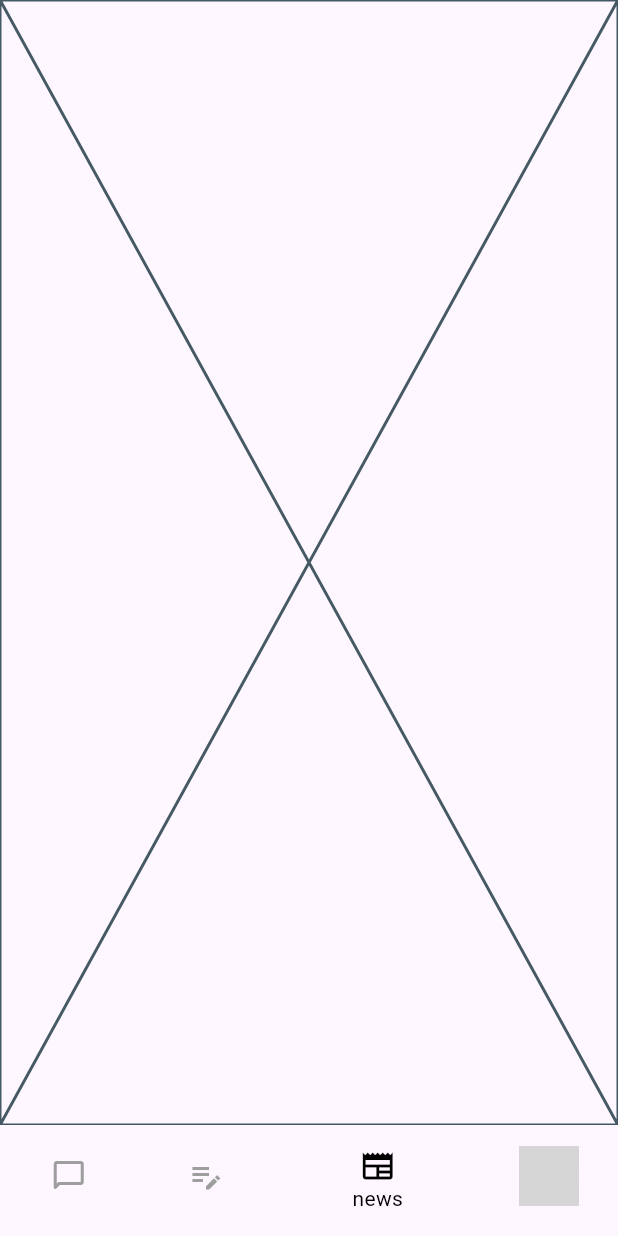
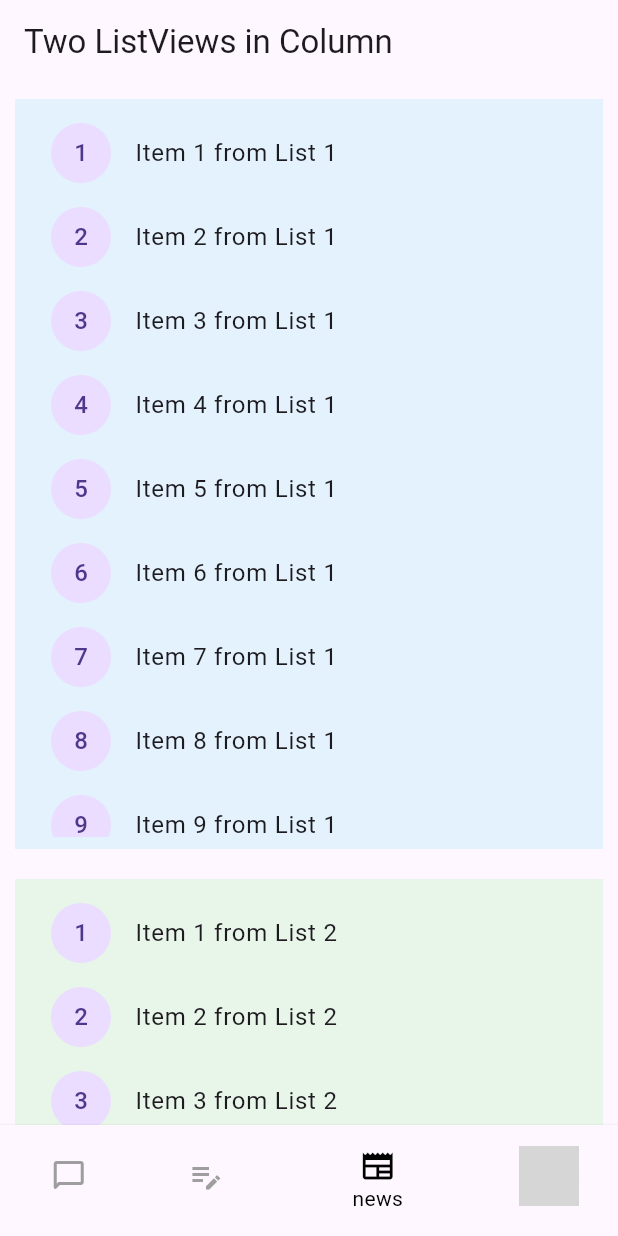
Before and after one commit to ppsshubham01/S_Chat, a Flutter app: the screen it shows once a user with an empty profile is signed in, item 3 of the bottom bar chosen, on a phone screen of 412 x 824 dp. Run offline on Flutter 3.47's test engine with Material 3 defaults, Android fonts, the light colour scheme and no system bars; our stand-ins replace camera, cloud_firestore, firebase_auth, firebase_core, firebase_crashlytics, firebase_messaging and 14 more; missing offline and left inert: external_path; accounts and stored records are empty; network calls fail; grey boxes are pictures that could not be loaded.

Commit message:
- In progress getx

```diff
--- /dev/null
+++ b/lib/model/notes_models/notes_model.dart
@@ -0,0 +1,6 @@
+class NotesModel {
+  final int status, id;
+  final String content;
+
+  NotesModel({required this.id, required this.status, required this.content});
+}
--- a/lib/screens/home_screens/news_page/news_page.dart
+++ b/lib/screens/home_screens/news_page/news_page.dart
@@ -7,6 +7,50 @@ class NewsPage extends GetView<NewsPageController> {
 
   @override
   Widget build(BuildContext context) {
-    return const Placeholder();
+    return Scaffold(
+      appBar: AppBar(
+        title: const Text("Two ListViews in Column"),
+      ),
+      body: SingleChildScrollView(
+        child: Column(
+          children: [
+            Container(
+              height: 500,
+              margin: const EdgeInsets.all(10),
+              padding: const EdgeInsets.all(8),
+              color: Colors.blue.shade50,
+              child: ListView.builder(
+                itemCount: 10,
+                itemBuilder: (context, index) {
+                  return ListTile(
+                    leading: CircleAvatar(
+                      child: Text("${index + 1}"),
+                    ),
+                    title: Text("Item ${index + 1} from List 1"),
+                  );
+                },
+              ),
+            ),
+            Container(
+              height: 500,
+              margin: const EdgeInsets.all(10),
+              padding: const EdgeInsets.all(8),
+              color: Colors.green.shade50,
+              child: ListView.builder(
+                itemCount: 10,
+                itemBuilder: (context, index) {
+                  return ListTile(
+                    leading: CircleAvatar(
+                      child: Text("${index + 1}"),
+                    ),
+                    title: Text("Item ${index + 1} from List 2"),
+                  );
+                },
+              ),
+            ),
+          ],
+        ),
+      ),
+    );
   }
 }
--- a/pubspec.yaml
+++ b/pubspec.yaml
@@ -42,8 +42,6 @@ dependencies:
   firebase_messaging: ^14.9.4
   google_sign_in: ^6.2.1
   get: ^4.6.6
-  hive: ^2.2.3
-  hive_flutter: ^1.1.0
   lottie: ^3.1.0
   image_picker: ^1.1.0
   cached_network_image: ^3.3.1
@@ -68,6 +66,8 @@ dependencies:
   http: ^1.2.2
   timezone: ^0.9.4
   path_provider: ^2.1.4
+  sqflite: ^2.4.1
+  path: ^1.9.0
   #  stream_chat_flutter_core: ^7.2.0
 
 dev_dependencies:
```
Also changed, not shown: lib/main.dart (+0 -12 lines), lib/model/notes_models/note_.dart (deleted, +0 -54 lines), lib/screens/home_screens/notes_page.dart (+18 -21 lines), lib/screens/home_screens/notes_page/notes_page_controller.dart (+1 -12 lines), lib/screens/notes_screen/notes_edit_screen.dart (+23 -17 lines), lib/services/database_services.dart (added, +53 -0 lines), lib/services/hiveDb/database.dart (deleted, +0 -47 lines), lib/model/notes_models/noteM.g.dart (deleted), pubspec.lock.
